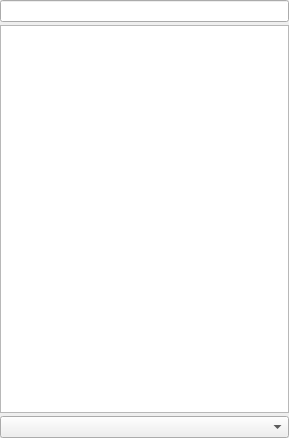
Before: the Qt Designer form python/plugins/processing/ui/ProcessingToolbox.ui in qgis/QGIS, drawn with Qt 5.
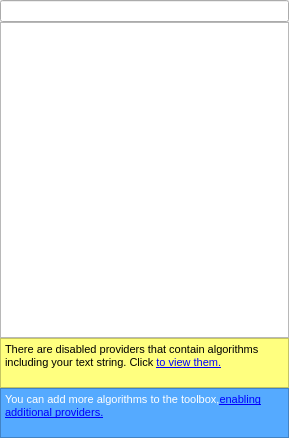
After: the same form once the commit is applied. Custom widgets are drawn as their Qt base class.

Commit message:
[processing] UI/UX improvements
Related to QEP #19

Some algorithm description provided by Frank Sokolic

The edit to the form file:
```diff
--- a/python/plugins/processing/ui/ProcessingToolbox.ui
+++ b/python/plugins/processing/ui/ProcessingToolbox.ui
@@ -16,7 +16,7 @@
   <widget class="QWidget" name="dockWidgetContents">
    <layout class="QVBoxLayout" name="verticalLayout">
     <property name="spacing">
-     <number>3</number>
+     <number>0</number>
     </property>
     <property name="margin">
      <number>0</number>
@@ -44,7 +44,51 @@
      </widget>
     </item>
     <item>
-     <widget class="QComboBox" name="modeComboBox"/>
+     <widget class="QTextBrowser" name="txtDisabled">
+      <property name="maximumSize">
+       <size>
+        <width>16777215</width>
+        <height>50</height>
+       </size>
+      </property>
+      <property name="styleSheet">
+       <string notr="true">background-color: rgb(255, 255, 127);</string>
+      </property>
+      <property name="html">
+       <string>&lt;!DOCTYPE HTML PUBLIC &quot;-//W3C//DTD HTML 4.0//EN&quot; &quot;http://www.w3.org/TR/REC-html40/strict.dtd&quot;&gt;
+&lt;html&gt;&lt;head&gt;&lt;meta name=&quot;qrichtext&quot; content=&quot;1&quot; /&gt;&lt;style type=&quot;text/css&quot;&gt;
+p, li { white-space: pre-wrap; }
+&lt;/style&gt;&lt;/head&gt;&lt;body style=&quot; font-family:'MS Shell Dlg 2'; font-size:8.25pt; font-weight:400; font-style:normal;&quot;&gt;
+&lt;p style=&quot; margin-top:0px; margin-bottom:0px; margin-left:0px; margin-right:0px; -qt-block-indent:0; text-indent:0px;&quot;&gt;&lt;span style=&quot; font-size:8pt;&quot;&gt;There are disabled providers that contain algorithms including your text string. Click &lt;/span&gt;&lt;a href=&quot;view&quot;&gt;&lt;span style=&quot; font-size:8pt; text-decoration: underline; color:#0000ff;&quot;&gt;to view them.&lt;/span&gt;&lt;/a&gt;&lt;span style=&quot; font-size:8pt;&quot;&gt;&lt;/span&gt;&lt;/p&gt;&lt;/body&gt;&lt;/html&gt;</string>
+      </property>
+     </widget>
+    </item>
+    <item>
+     <widget class="QTextBrowser" name="txtTip">
+      <property name="sizePolicy">
+       <sizepolicy hsizetype="Preferred" vsizetype="Fixed">
+        <horstretch>0</horstretch>
+        <verstretch>0</verstretch>
+       </sizepolicy>
+      </property>
+      <property name="maximumSize">
+       <size>
+        <width>16777215</width>
+        <height>50</height>
+       </size>
+      </property>
+      <property name="styleSheet">
+       <string notr="true">background-color: rgb(85, 170, 255);
+color: rgb(255, 255, 255);</string>
+      </property>
+      <property name="html">
+       <string>&lt;!DOCTYPE HTML PUBLIC &quot;-//W3C//DTD HTML 4.0//EN&quot; &quot;http://www.w3.org/TR/REC-html40/strict.dtd&quot;&gt;
+&lt;html&gt;&lt;head&gt;&lt;meta name=&quot;qrichtext&quot; content=&quot;1&quot; /&gt;&lt;style type=&quot;text/css&quot;&gt;
+p, li { white-space: pre-wrap; }
+&lt;/style&gt;&lt;/head&gt;&lt;body style=&quot; font-family:'MS Shell Dlg 2'; font-size:8.25pt; font-weight:400; font-style:normal;&quot;&gt;
+&lt;p style=&quot; margin-top:0px; margin-bottom:0px; margin-left:0px; margin-right:0px; -qt-block-indent:0; text-indent:0px;&quot;&gt;&lt;span style=&quot; font-size:8pt;&quot;&gt;You can add more algorithms to the toolbox,&lt;/span&gt;&lt;a href=&quot;enable&quot;&gt;&lt;span style=&quot; font-size:8pt; text-decoration: underline; color:#0000ff;&quot;&gt;enabling additional providers.&lt;/span&gt;&lt;/a&gt;&lt;/p&gt;&lt;/body&gt;&lt;/html&gt;</string>
+      </property>
+     </widget>
     </item>
    </layout>
   </widget>
```
The commit also changes 44 other files.
